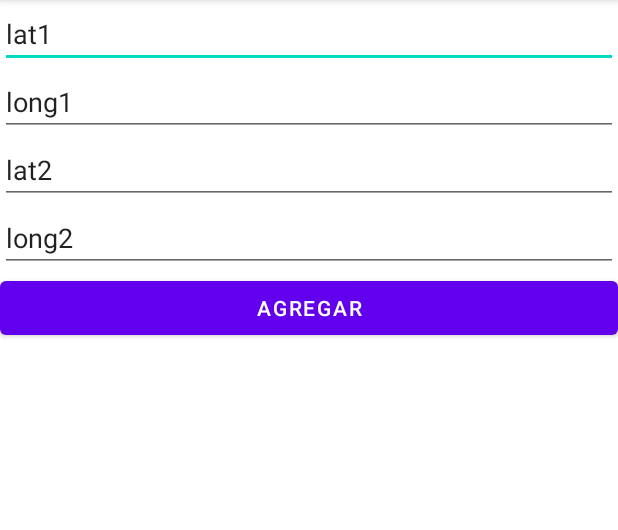
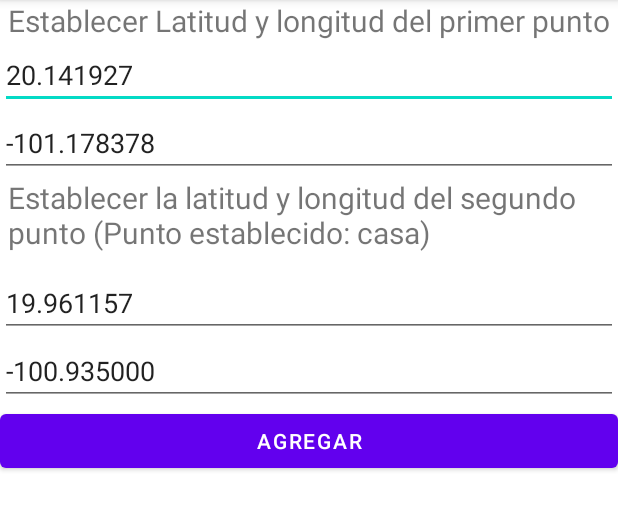
Before and after one commit to Dany-GP/OSMDROIDRutas, an Android app: the RutaPersonalizada screen opened directly, with no data from a screen before it, on a phone screen of 412 x 824 dp, the part 84-614 px from its top. Run offline under Robolectric (Android 15) with nearby library versions, the phone set to English and light mode, and no system bars; network calls fail.

Commit message:
Cambios de trazado de ruta

```diff
--- a/app/src/main/res/layout/activity_ruta_personalizada.xml
+++ b/app/src/main/res/layout/activity_ruta_personalizada.xml
@@ -8,41 +8,55 @@
     android:orientation="vertical">
 
 
+    <TextView
+        android:id="@+id/textView"
+        android:layout_width="match_parent"
+        android:layout_height="wrap_content"
+        android:layout_marginHorizontal="5dp"
+        android:text="Establecer Latitud y longitud del primer punto"
+        android:textSize="20sp" />
+
     <EditText
         android:id="@+id/lat1"
         android:layout_width="match_parent"
         android:layout_height="wrap_content"
         android:ems="10"
-        android:inputType="textPersonName"
-        android:text="lat1" />
+        android:text="20.141927" />
 
     <EditText
         android:id="@+id/long1"
         android:layout_width="match_parent"
         android:layout_height="wrap_content"
         android:ems="10"
-        android:inputType="textPersonName"
-        android:text="long1" />
+        android:text="-101.178378" />
+
+    <TextView
+        android:id="@+id/textView2"
+        android:layout_width="match_parent"
+        android:layout_height="61dp"
+        android:layout_marginHorizontal="5dp"
+        android:text="Establecer la latitud y longitud del segundo punto (Punto establecido: casa)"
+        android:textSize="20dp" />
 
     <EditText
         android:id="@+id/lat2"
         android:layout_width="match_parent"
         android:layout_height="wrap_content"
         android:ems="10"
-        android:inputType="textPersonName"
-        android:text="lat2" />
+
+        android:text="19.961157" />
 
     <EditText
         android:id="@+id/long2"
         android:layout_width="match_parent"
         android:layout_height="wrap_content"
         android:ems="10"
-        android:inputType="textPersonName"
-        android:text="long2" />
+        android:text="-100.935000" />
 
     <Button
         android:id="@+id/button"
         android:layout_width="match_parent"
         android:layout_height="wrap_content"
-        android:text="Agregar" />
+        android:text="Agregar"
+        />
 </LinearLayout>
```
Also changed, not shown: app/src/main/java/net/ivanvega/mapasconosmdroida/MainActivity.java (+32 -26 lines).
